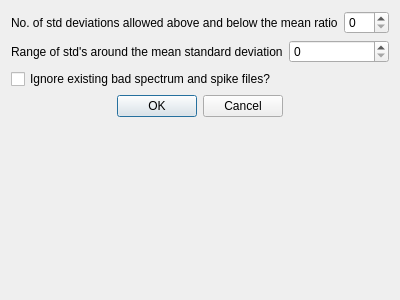
First picture: the form in src/gui/widgets/ui_files/purgeDialog.ui, repository disorderedmaterials/GudPy, before the edit.
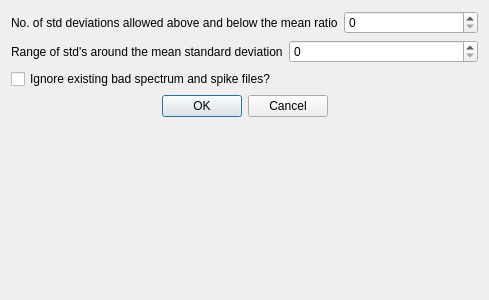
Second picture: the form after the edit.

Commit message: feat: signals/slots for purge dialog.

What changed in the file:
```diff
--- a/src/gui/widgets/ui_files/purgeDialog.ui
+++ b/src/gui/widgets/ui_files/purgeDialog.ui
@@ -6,7 +6,7 @@
    <rect>
     <x>0</x>
     <y>0</y>
-    <width>400</width>
+    <width>489</width>
     <height>300</height>
    </rect>
   </property>
```
Left out of the diff: 6 changed lines with no effect on the pictures. The commit also changes 1 other file.
